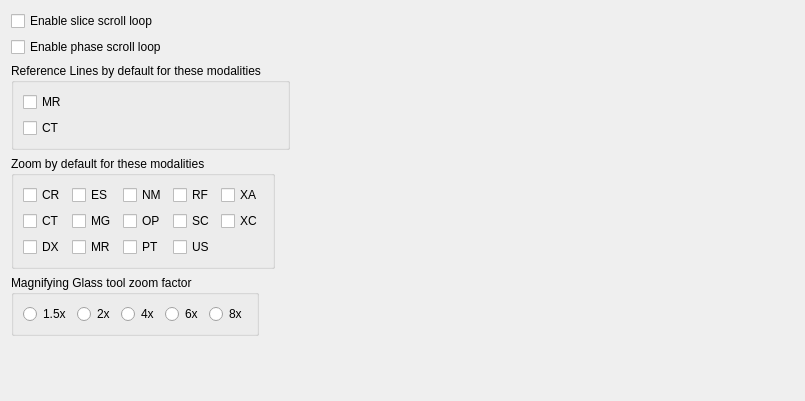
The window that starviewer/src/core/q2dviewerconfigurationscreenbase.ui (starviewer-medical/starviewer) describes before a commit, drawn with Qt 5.
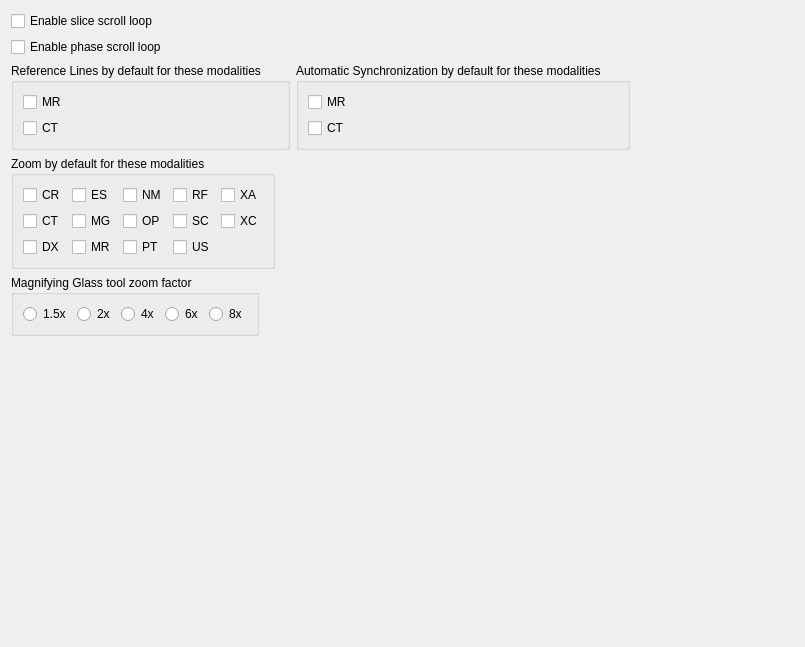
The same window after the commit. Icons and pictures are not drawn.

Patch:
```diff
--- a/starviewer/src/core/q2dviewerconfigurationscreenbase.ui
+++ b/starviewer/src/core/q2dviewerconfigurationscreenbase.ui
@@ -7,7 +7,7 @@
     <x>0</x>
     <y>0</y>
     <width>805</width>
-    <height>401</height>
+    <height>647</height>
    </rect>
   </property>
   <property name="windowTitle">
@@ -81,6 +81,32 @@
        </layout>
       </widget>
      </item>
+     <item>
+      <widget class="QGroupBox" name="groupBox_4">
+       <property name="title">
+        <string>Automatic Synchronization by default for these modalities</string>
+       </property>
+       <layout class="QVBoxLayout" name="verticalLayout_4">
+        <item>
+         <widget class="QCheckBox" name="m_automaticSynchronizationMRCheckBox">
+          <property name="text">
+           <string>MR</string>
+          </property>
+          <property name="checked">
+           <bool>false</bool>
+          </property>
+         </widget>
+        </item>
+        <item>
+         <widget class="QCheckBox" name="m_automaticSynchronizationCTCheckBox">
+          <property name="text">
+           <string>CT</string>
+          </property>
+         </widget>
+        </item>
+       </layout>
+      </widget>
+     </item>
      <item>
       <spacer name="horizontalSpacer">
        <property name="orientation">
```
